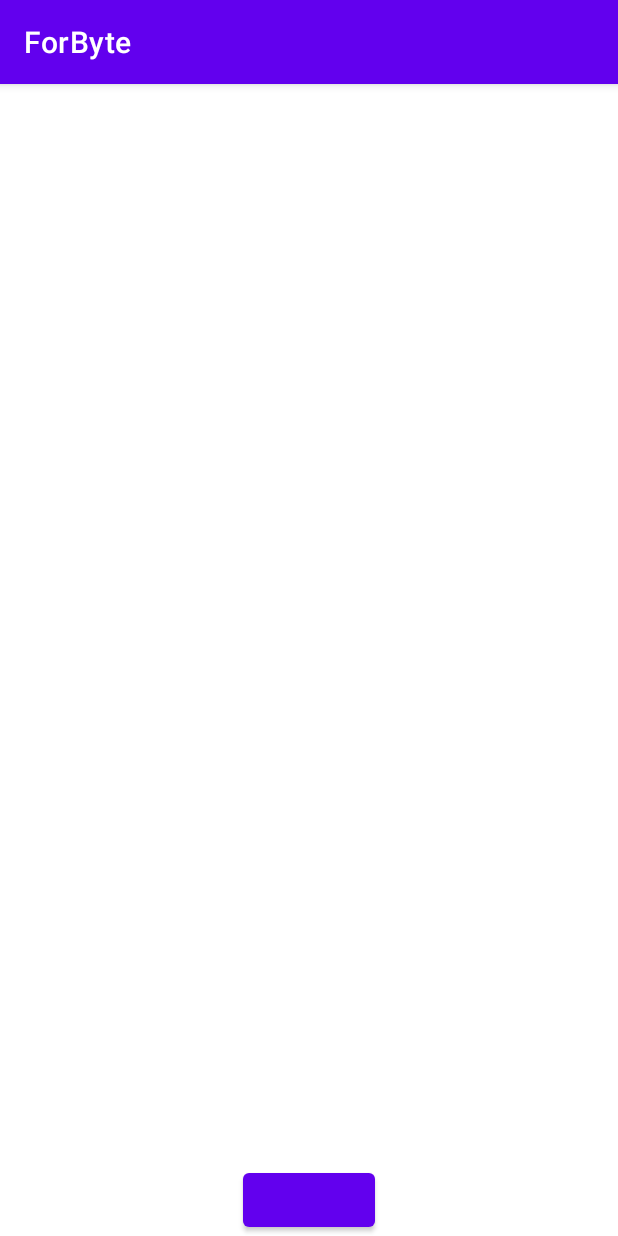
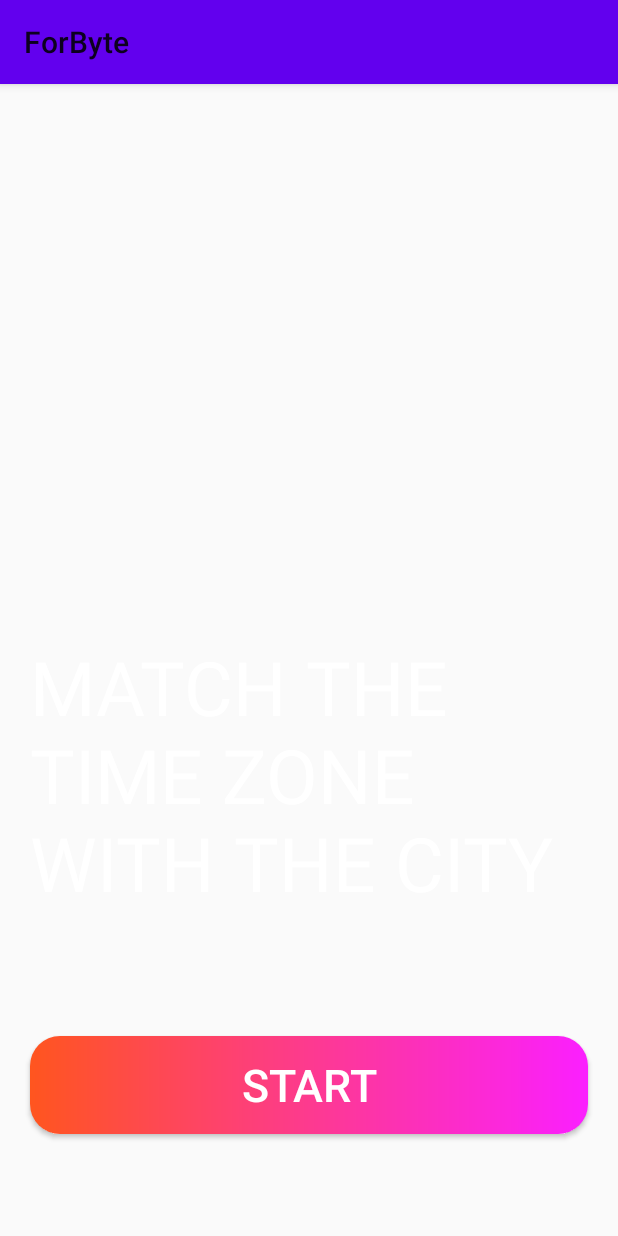
Before and after one commit to Timur3005/ForByte, an Android app: the screen it shows after launch (MainActivity), on a phone screen of 412 x 824 dp. Run offline under Robolectric (Android 15) with nearby library versions, the phone set to English and light mode, and no system bars.

Commit message:
improve design

```diff
--- /dev/null
+++ b/app/src/main/res/drawable/gradient_button.xml
@@ -0,0 +1,13 @@
+<?xml version="1.0" encoding="utf-8"?>
+<layer-list xmlns:android="http://schemas.android.com/apk/res/android">
+    <item>
+        <shape
+            android:shape="rectangle">
+            <gradient
+                android:angle="0"
+                android:startColor="#FF551F"
+                android:endColor="#FB1FFF" />
+            <corners android:radius="20dp" />
+        </shape>
+    </item>
+</layer-list>
--- a/app/src/main/res/layout/fragment_start.xml
+++ b/app/src/main/res/layout/fragment_start.xml
@@ -6,10 +6,29 @@
     android:layout_height="match_parent"
     tools:context=".presentation.StartFragment">
 
+    <TextView
+        android:textColor="@color/white"
+        android:layout_width="match_parent"
+        android:layout_height="wrap_content"
+        android:layout_marginStart="20dp"
+        android:layout_marginEnd="20dp"
+        android:layout_marginBottom="82dp"
+        android:text="@string/match_the_time_zone_with_the_city"
+        android:textAllCaps="true"
+        android:textSize="50sp"
+        app:layout_constraintBottom_toTopOf="@+id/button_play"
+        app:layout_constraintEnd_toEndOf="parent"
+        app:layout_constraintStart_toStartOf="parent"/>
+
     <Button
+        android:text="@string/start"
         android:id="@+id/button_play"
-        android:layout_width="wrap_content"
-        android:layout_height="wrap_content"
+        style="@style/ButtonWithGradient"
+        android:layout_width="match_parent"
+        android:layout_height="65dp"
+        android:layout_marginStart="20dp"
+        android:layout_marginEnd="20dp"
+        android:layout_marginBottom="68dp"
         app:layout_constraintBottom_toBottomOf="parent"
         app:layout_constraintEnd_toEndOf="parent"
         app:layout_constraintStart_toStartOf="parent" />
--- a/app/src/main/res/layout/watch_item.xml
+++ b/app/src/main/res/layout/watch_item.xml
@@ -5,6 +5,7 @@
     android:orientation="vertical">
 
     <androidx.cardview.widget.CardView
+        android:layout_margin="5dp"
         android:layout_width="match_parent"
         android:layout_height="match_parent">
 
--- a/app/src/main/res/values-night/themes.xml
+++ /dev/null
@@ -1,16 +0,0 @@
-<resources xmlns:tools="http://schemas.android.com/tools">
-    <!-- Base application theme. -->
-    <style name="Theme.ForByte" parent="Theme.MaterialComponents.DayNight.DarkActionBar">
-        <!-- Primary brand color. -->
-        <item name="colorPrimary">@color/purple_200</item>
-        <item name="colorPrimaryVariant">@color/purple_700</item>
-        <item name="colorOnPrimary">@color/black</item>
-        <!-- Secondary brand color. -->
-        <item name="colorSecondary">@color/teal_200</item>
-        <item name="colorSecondaryVariant">@color/teal_200</item>
-        <item name="colorOnSecondary">@color/black</item>
-        <!-- Status bar color. -->
-        <item name="android:statusBarColor">?attr/colorPrimaryVariant</item>
-        <!-- Customize your theme here. -->
-    </style>
-</resources>
--- a/app/src/main/res/values/strings.xml
+++ b/app/src/main/res/values/strings.xml
@@ -9,4 +9,7 @@
     <string name="finish">Finish</string>
     <string name="answer">Answer</string>
     <string name="restart">Restart</string>
+    <string name="start">Start</string>
+    <string name="remember">Remember!</string>
+    <string name="match_the_time_zone_with_the_city">match the time zone with the city</string>
 </resources>
--- /dev/null
+++ b/app/src/main/res/values/styles.xml
@@ -0,0 +1,8 @@
+<?xml version="1.0" encoding="utf-8"?>
+<resources>
+    <style name="ButtonWithGradient" parent="Widget.AppCompat.Button">
+        <item name="android:background">@drawable/gradient_button</item>
+        <item name="android:textColor">@android:color/white</item>
+        <item name="android:textSize">30sp</item>
+    </style>
+</resources>
--- a/app/src/main/res/values/themes.xml
+++ b/app/src/main/res/values/themes.xml
@@ -1,6 +1,6 @@
 <resources xmlns:tools="http://schemas.android.com/tools">
     <!-- Base application theme. -->
-    <style name="Theme.ForByte" parent="Theme.MaterialComponents.DayNight.DarkActionBar">
+    <style name="Theme.ForByte" parent="Theme.AppCompat.Light">
         <!-- Primary brand color. -->
         <item name="colorPrimary">@color/purple_500</item>
         <item name="colorPrimaryVariant">@color/purple_700</item>
```
Also changed, not shown: app/src/main/res/layout/fragment_chose_mode.xml (+12 -4 lines), app/src/main/res/layout/fragment_chosen_mode_play.xml (+7 -4 lines), app/src/main/res/layout/fragment_finish.xml (+6 -2 lines), app/src/main/res/layout/fragment_memorize_time_zones.xml (+11 -8 lines), app/src/main/res/layout/fragment_one_watch.xml (+18 -8 lines).
